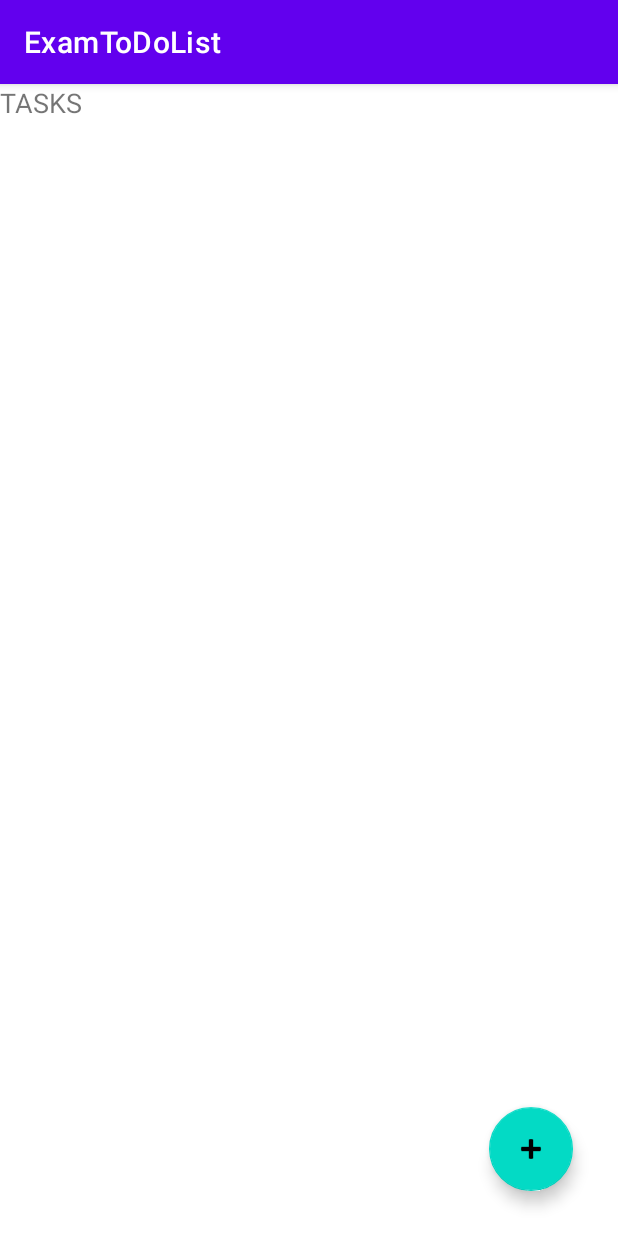
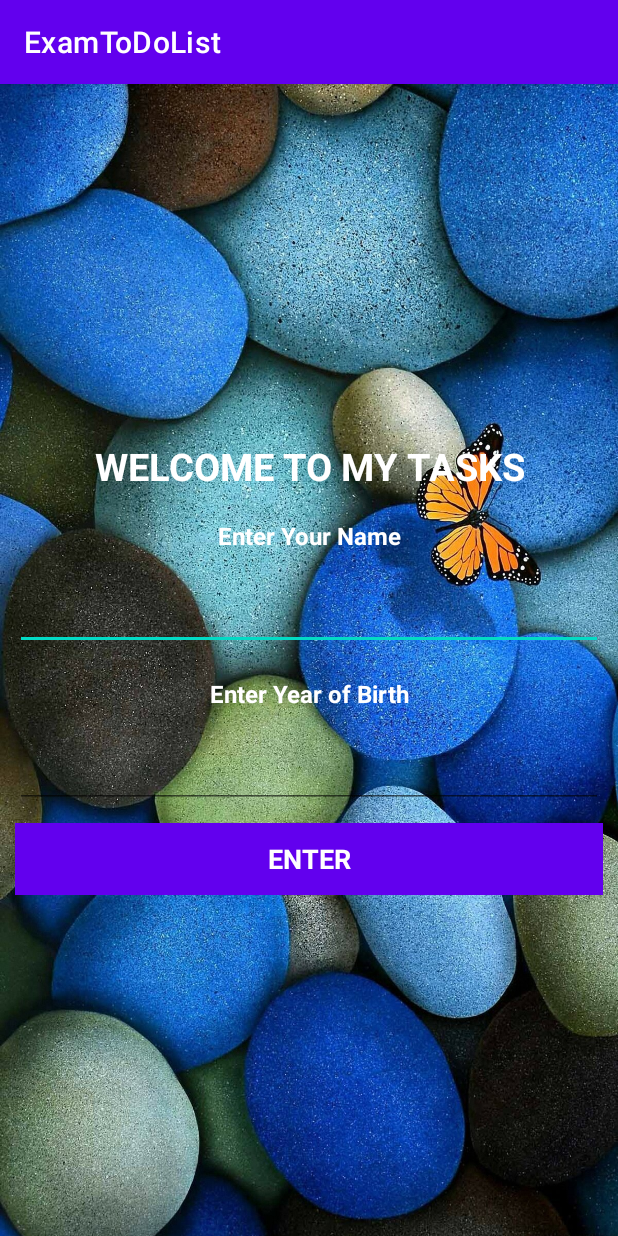
Before and after one commit to Mikolka09/ExamToDoList, an Android app: the screen it shows after launch (MainActivity), on a phone screen of 412 x 824 dp. Run offline under Robolectric (Android 15) with nearby library versions, the phone set to English and light mode, and no system bars.

Commit message:
22.11.2022

```diff
--- a/app/src/main/AndroidManifest.xml
+++ b/app/src/main/AndroidManifest.xml
@@ -25,6 +25,10 @@
                 android:name="android.app.lib_name"
                 android:value="" />
         </activity>
+        <activity
+            android:name=".ListActivity"
+            android:label="ListActivity">
+        </activity>
     </application>
 
 </manifest>
--- a/app/src/main/java/com/example/examtodolist/DatabaseHelper.java
+++ b/app/src/main/java/com/example/examtodolist/DatabaseHelper.java
@@ -13,6 +13,8 @@ public class DatabaseHelper extends SQLiteOpenHelper {
 
     public static final String COLUMN_ID = "_id";
     public static final String COLUMN_NAME = "name";
+    public static final String COLUMN_YEAR = "year";
+
     public static final String COLUMN_ID_TASK = "_id_task";
     public static final String COLUMN_TEXT = "text";
     public static final String COLUMN_ID_USER = "_id_user";
@@ -30,9 +32,8 @@ public class DatabaseHelper extends SQLiteOpenHelper {
 
         db.execSQL("CREATE TABLE users (" + COLUMN_ID
                 + " INTEGER PRIMARY KEY AUTOINCREMENT," + COLUMN_NAME
-                + " TEXT);");
-        /*db.execSQL("INSERT INTO "+ TABLE +" (" + COLUMN_TEXT
-                + ", " + COLUMN_ID_USER  + ") VALUES ('Task_1', 1);");*/
+                + " TEXT, " + COLUMN_YEAR + " INTEGER);");
+
     }
 
     @Override
--- a/app/src/main/java/com/example/examtodolist/MainActivity.java
+++ b/app/src/main/java/com/example/examtodolist/MainActivity.java
@@ -3,57 +3,71 @@ package com.example.examtodolist;
 import androidx.appcompat.app.AppCompatActivity;
 
 import android.annotation.SuppressLint;
-import android.database.Cursor;
-import android.database.sqlite.SQLiteDatabase;
+import android.content.Intent;
 import android.os.Bundle;
 import android.view.View;
-import android.widget.ListView;
-import android.widget.SimpleCursorAdapter;
-import android.widget.TextView;
+import android.widget.Button;
+import android.widget.EditText;
+import android.widget.Toast;
 
 public class MainActivity extends AppCompatActivity {
 
-    ListView taskList;
-    TextView header;
-    DatabaseHelper databaseHelper;
-    SQLiteDatabase db;
-    Cursor taskCursor;
-    SimpleCursorAdapter taskAdapter;
+    private EditText nameBox;
+    private EditText yearBox;
+    private Button enterButton;
 
+    private DatabaseAdapter adapter;
+
+
+    @SuppressLint("MissingInflatedId")
     @Override
     protected void onCreate(Bundle savedInstanceState) {
         super.onCreate(savedInstanceState);
         setContentView(R.layout.activity_main);
 
-        header = findViewById(R.id.header);
-        taskList = findViewById(R.id.listItem);
+        nameBox = findViewById(R.id.name);
+        yearBox = findViewById(R.id.year);
+        enterButton = findViewById(R.id.enter_user);
+        adapter = new DatabaseAdapter(this);
 
-        databaseHelper = new DatabaseHelper(getApplicationContext());
+        enterButton.setOnClickListener(view -> enterName());
     }
 
-
-    @Override
-    public void onResume() {
-        super.onResume();
-        header.setText("TASKS");
-        db = databaseHelper.getReadableDatabase();
-
-        taskCursor = db.rawQuery("select * from " + DatabaseHelper.TABLE_TASK, null);
-        String[] headers = new String[]{DatabaseHelper.COLUMN_TEXT};
-        taskAdapter = new SimpleCursorAdapter(this, R.layout.line_list_item,
-                taskCursor, headers, new int[]{R.id.text}, 0);
-        taskList.setAdapter(taskAdapter);
+    public void enterName() {
+        String name = nameBox.getText().toString();
+        int year = Integer.parseInt(yearBox.getText().toString());
+        adapter.openBase();
+        if (adapter.getCountUser() == 0) {
+            User user = new User(1, name, year);
+            adapter.insertUser(user);
+            adapter.closeBase();
+            showToast("Users " + name + " added!");
+            startWindow(user);
+        } else {
+            if (adapter.findUser(name) != null) {
+                User user = adapter.findUser(name);
+                adapter.closeBase();
+                startWindow(user);
+            } else {
+                User user = new User(1, name, year);
+                adapter.insertUser(user);
+                adapter.closeBase();
+                showToast("Users " + name + " added!");
+                startWindow(user);
+            }
+        }
     }
 
-    public void addTask(View v){
-        CustomDialogFragment dialog = new CustomDialogFragment();
-        dialog.show(getSupportFragmentManager(), "custom");
+    public void startWindow(User user) {
+        Intent intent = new Intent(this, ListActivity.class);
+        intent.putExtra("name", user.getName());
+        intent.putExtra("year", user.getYear());
+        intent.putExtra("userId", user.getId());
+        startActivity(intent);
     }
 
-    @Override
-    public void onDestroy() {
-        super.onDestroy();
-        db.close();
-        taskCursor.close();
+    public void showToast(String msg) {
+        Toast.makeText(this, msg, Toast.LENGTH_SHORT).show();
     }
+
 }
--- a/app/src/main/res/layout/activity_main.xml
+++ b/app/src/main/res/layout/activity_main.xml
@@ -4,41 +4,98 @@
     xmlns:app="http://schemas.android.com/apk/res-auto"
     xmlns:tools="http://schemas.android.com/tools"
     android:layout_width="match_parent"
-    android:layout_height="match_parent">
+    android:layout_height="match_parent"
+    android:background="@drawable/fon_1"
+    android:padding="10dp">
 
+<LinearLayout
+    android:layout_width="match_parent"
+    android:layout_height="wrap_content"
+    android:orientation="vertical"
+    tools:ignore="MissingConstraints"
+    app:layout_constraintTop_toTopOf="parent"
+    app:layout_constraintRight_toRightOf="parent"
+    app:layout_constraintLeft_toLeftOf="parent"
+    app:layout_constraintBottom_toBottomOf="parent">
     <TextView
-        android:id="@+id/header"
-        android:layout_width="0dp"
+        android:id="@+id/text_title"
+        android:layout_width="match_parent"
         android:layout_height="wrap_content"
-        android:textSize="18dp"
-        app:layout_constraintBottom_toTopOf="@+id/listItem"
+        android:layout_marginTop="10dp"
+        android:gravity="center"
+        android:text="@string/welcome_to_my_tasks"
+        android:textSize="25sp"
+        android:textStyle="bold"
+        android:textColor="@color/white"
         app:layout_constraintLeft_toLeftOf="parent"
         app:layout_constraintRight_toRightOf="parent"
         app:layout_constraintTop_toTopOf="parent" />
 
-    <ListView
-        android:id="@+id/listItem"
-        android:layout_width="0dp"
+    <TextView
+        android:id="@+id/text_1"
+        android:layout_width="match_parent"
         android:layout_height="wrap_content"
-        android:layout_marginTop="12dp"
+        android:layout_marginTop="18dp"
+        android:gravity="center"
+        android:text="@string/enter_your_name"
+        android:textSize="16sp"
+        android:textStyle="bold"
+        android:textColor="@color/white"
         app:layout_constraintLeft_toLeftOf="parent"
         app:layout_constraintRight_toRightOf="parent"
-        app:layout_constraintTop_toBottomOf="@+id/header">
-    </ListView>
+        app:layout_constraintTop_toBottomOf="@+id/text_title" />
 
-    <com.google.android.material.floatingactionbutton.FloatingActionButton
-        android:id="@+id/floatingActionButton"
-        android:layout_width="wrap_content"
+    <EditText
+        android:id="@+id/name"
+        android:layout_width="match_parent"
         android:layout_height="wrap_content"
-        android:clickable="true"
-        android:focusable="true"
-        android:onClick="addTask"
-        app:srcCompat="@android:drawable/ic_input_add"
-        tools:ignore="MissingConstraints,UsingOnClickInXml,SpeakableTextPresentCheck"
-        app:layout_constraintBottom_toBottomOf="parent"
+        android:layout_marginTop="20dp"
+        android:gravity="center"
+        android:textStyle="bold"
+        android:textColor="@color/white"
+        app:layout_constraintLeft_toLeftOf="parent"
         app:layout_constraintRight_toRightOf="parent"
-        android:layout_marginBottom="30dp"
-        android:layout_marginRight="30dp"/>
+        app:layout_constraintTop_toBottomOf="@+id/text_1"
+        tools:ignore="LabelFor,SpeakableTextPresentCheck,TouchTargetSizeCheck"
+        android:autofillHints="20"
+        android:inputType="text" />
 
+    <TextView
+        android:id="@+id/text_2"
+        android:layout_width="match_parent"
+        android:layout_height="wrap_content"
+        android:layout_marginTop="18dp"
+        android:gravity="center"
+        android:text="@string/enter_year_of_birth"
+        android:textSize="16sp"
+        android:textStyle="bold"
+        android:textColor="@color/white"
+        app:layout_constraintLeft_toLeftOf="parent"
+        app:layout_constraintRight_toRightOf="parent"
+        app:layout_constraintTop_toBottomOf="@+id/name" />
+
+    <EditText
+        android:id="@+id/year"
+        android:layout_width="match_parent"
+        android:layout_height="wrap_content"
+        android:layout_marginTop="20dp"
+        android:gravity="center"
+        android:textStyle="bold"
+        android:textColor="@color/white"
+        app:layout_constraintLeft_toLeftOf="parent"
+        app:layout_constraintRight_toRightOf="parent"
+        app:layout_constraintTop_toBottomOf="@+id/text_2"
+        tools:ignore="LabelFor,SpeakableTextPresentCheck,TouchTargetSizeCheck"
+        android:autofillHints="20"
+        android:inputType="text" />
+
+    <androidx.appcompat.widget.AppCompatButton
+        style="@style/ButtonStyleSave"
+        android:id="@+id/enter_user"
+        android:layout_width="match_parent"
+        android:layout_height="wrap_content"
+        android:layout_marginTop="10dp"
+        app:layout_constraintTop_toBottomOf="@+id/name"/>
+</LinearLayout>
 
 </androidx.constraintlayout.widget.ConstraintLayout>
--- a/app/src/main/res/values/strings.xml
+++ b/app/src/main/res/values/strings.xml
@@ -1,3 +1,7 @@
 <resources>
     <string name="app_name">ExamToDoList</string>
+    <string name="welcome_to_my_tasks">WELCOME TO MY TASKS</string>
+    <string name="enter_your_name">Enter Your Name</string>
+    <string name="todo">TODO</string>
+    <string name="enter_year_of_birth">Enter Year of Birth</string>
 </resources>
--- a/app/src/main/res/values/style.xml
+++ b/app/src/main/res/values/style.xml
@@ -16,4 +16,12 @@
         <item name="android:background">@color/design_default_color_error</item>
         <item name="android:gravity">center</item>
     </style>
+    <style name="ButtonStyleSave" parent="@android:style/Widget.Button">
+        <item name="android:textColor">@color/white</item>
+        <item name="android:textSize">18dp</item>
+        <item name="android:textStyle">bold</item>
+        <item name="android:text">ENTER</item>
+        <item name="android:background">@color/design_default_color_primary</item>
+        <item name="android:gravity">center</item>
+    </style>
 </resources>
```
Also changed, not shown: app/src/main/java/com/example/examtodolist/CustomDialogFragment.java (deleted, +0 -23 lines), app/src/main/java/com/example/examtodolist/DatabaseAdapter.java (added, +181 -0 lines), app/src/main/java/com/example/examtodolist/ListActivity.java (added, +79 -0 lines), app/src/main/java/com/example/examtodolist/Task.java (added, +30 -0 lines), app/src/main/java/com/example/examtodolist/User.java (added, +38 -0 lines), app/src/main/res/layout/line_list_item.xml (+0 -7 lines), app/src/main/res/layout/list_activity.xml (added, +45 -0 lines), app/src/main/res/drawable/fon_1.jpg (added), app/src/main/res/drawable/fon_2.jpg (added).
